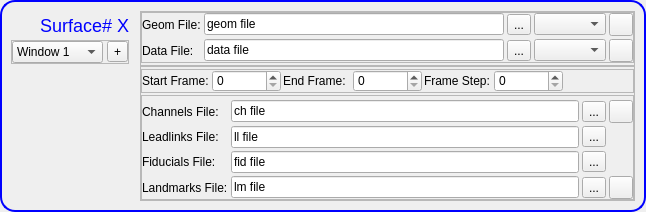
First picture: the form in client/forms/FileDialogWidget.ui, repository SCIInstitute/map3d, before the edit.
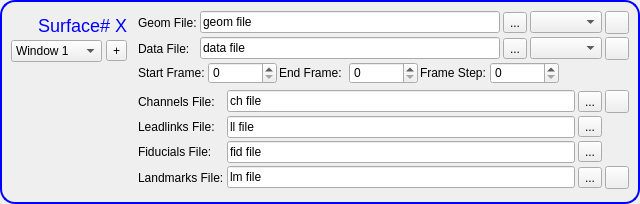
Second picture: the form after the edit. Custom widgets are drawn as their Qt base class.

Commit message: Fix some widget atrocities

What changed in the file:
```diff
--- a/client/forms/FileDialogWidget.ui
+++ b/client/forms/FileDialogWidget.ui
@@ -89,11 +89,14 @@
          <item>
           <widget class="QFrame" name="frame_11">
            <property name="frameShape">
-            <enum>QFrame::StyledPanel</enum>
+            <enum>QFrame::NoFrame</enum>
            </property>
            <property name="frameShadow">
             <enum>QFrame::Raised</enum>
            </property>
+           <property name="lineWidth">
+            <number>0</number>
+           </property>
            <layout class="QHBoxLayout" name="horizontalLayout_8">
             <property name="spacing">
              <number>4</number>
@@ -184,10 +187,13 @@
       <item>
        <widget class="QFrame" name="frame_3">
         <property name="frameShape">
-         <enum>QFrame::StyledPanel</enum>
+         <enum>QFrame::NoFrame</enum>
         </property>
         <property name="frameShadow">
-         <enum>QFrame::Raised</enum>
+         <enum>QFrame::Plain</enum>
+        </property>
+        <property name="lineWidth">
+         <number>0</number>
         </property>
         <layout class="QVBoxLayout" name="verticalLayout_2">
          <property name="spacing">
@@ -199,10 +205,13 @@
          <item>
           <widget class="QFrame" name="frame_4">
            <property name="frameShape">
-            <enum>QFrame::StyledPanel</enum>
+            <enum>QFrame::NoFrame</enum>
            </property>
            <property name="frameShadow">
-            <enum>QFrame::Raised</enum>
+            <enum>QFrame::Plain</enum>
+           </property>
+           <property name="lineWidth">
+            <number>0</number>
            </property>
            <layout class="QGridLayout" name="gridLayout_2">
             <property name="margin">
@@ -282,31 +291,16 @@
            </layout>
           </widget>
          </item>
-         <item>
-          <widget class="QFrame" name="frame_5">
-           <property name="frameShape">
-            <enum>QFrame::StyledPanel</enum>
-           </property>
-           <property name="frameShadow">
-            <enum>QFrame::Raised</enum>
-           </property>
-           <layout class="QHBoxLayout" name="horizontalLayout_3">
-            <property name="spacing">
-             <number>2</number>
-            </property>
-            <property name="margin">
-             <number>0</number>
-            </property>
-           </layout>
-          </widget>
-         </item>
          <item>
           <widget class="QFrame" name="frame_6">
            <property name="frameShape">
-            <enum>QFrame::StyledPanel</enum>
+            <enum>QFrame::NoFrame</enum>
            </property>
            <property name="frameShadow">
-            <enum>QFrame::Raised</enum>
+            <enum>QFrame::Plain</enum>
+           </property>
+           <property name="lineWidth">
+            <number>0</number>
            </property>
            <layout class="QHBoxLayout" name="horizontalLayout_4">
             <property name="spacing">
@@ -366,10 +360,13 @@
          <item>
           <widget class="QFrame" name="otherOptionsFrame">
            <property name="frameShape">
-            <enum>QFrame::StyledPanel</enum>
+            <enum>QFrame::NoFrame</enum>
            </property>
            <property name="frameShadow">
-            <enum>QFrame::Raised</enum>
+            <enum>QFrame::Plain</enum>
+           </property>
+           <property name="lineWidth">
+            <number>0</number>
            </property>
            <layout class="QGridLayout" name="gridLayout">
             <property name="leftMargin">
```
